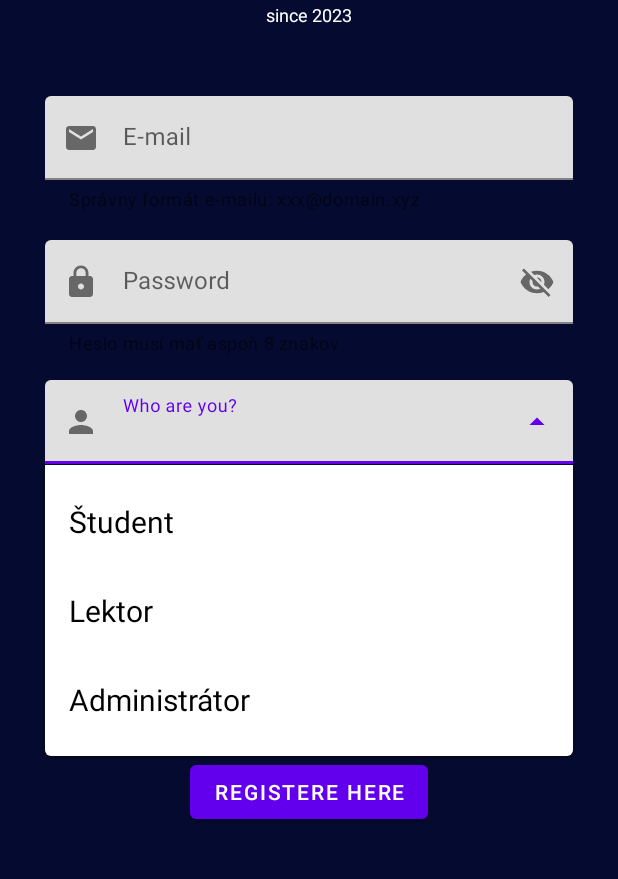
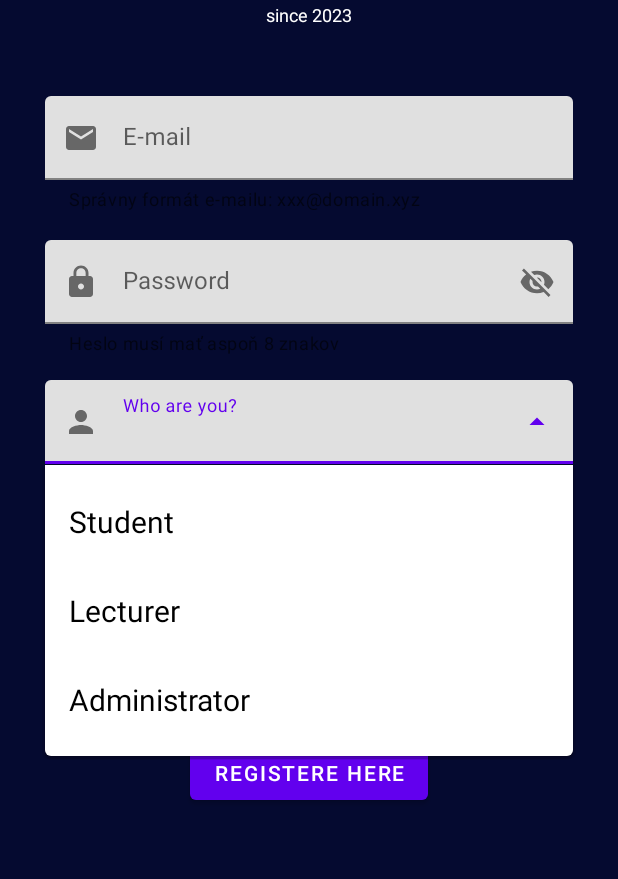
Before and after one commit to mask1to/quiz-app-android, an Android app: the screen it shows after launch (MainActivity), after a tap on an icon or button, on a phone screen of 412 x 824 dp, the part 207-1086 px from its top. Run offline under Robolectric (Android 15) with nearby library versions, the phone set to English and light mode, and no system bars; our stand-ins replace Room's generated code, navigation-ui; 3 other taps on this screen came first.

Commit message:
app theme fix
- theme changed to light only
- preferenceManager update

```diff
--- a/QuizAppDiploma/app/build.gradle
+++ b/QuizAppDiploma/app/build.gradle
@@ -83,6 +83,7 @@ dependencies {
 
     //Picasso
     implementation 'com.squareup.picasso:picasso:2.71828'
+    implementation 'org.greenrobot:eventbus:3.2.0'
 
     testImplementation 'junit:junit:4.13.2'
     androidTestImplementation 'androidx.test.ext:junit:1.1.3'
--- a/QuizAppDiploma/app/src/main/java/com/example/quizappdiploma/MainActivity.kt
+++ b/QuizAppDiploma/app/src/main/java/com/example/quizappdiploma/MainActivity.kt
@@ -5,12 +5,15 @@ import android.os.Bundle
 import androidx.navigation.Navigation
 import androidx.navigation.fragment.NavHostFragment
 import androidx.navigation.ui.setupWithNavController
+import com.example.quizappdiploma.preferences.PreferenceManager
 import com.google.android.material.bottomnavigation.BottomNavigationView
 
 class MainActivity : AppCompatActivity()
 {
+    private lateinit var preferenceManager: PreferenceManager
     override fun onCreate(savedInstanceState: Bundle?)
     {
+        preferenceManager = PreferenceManager(this)
         super.onCreate(savedInstanceState)
         setContentView(R.layout.activity_main)
 
--- a/QuizAppDiploma/app/src/main/java/com/example/quizappdiploma/fragments/WelcomeFragment.kt
+++ b/QuizAppDiploma/app/src/main/java/com/example/quizappdiploma/fragments/WelcomeFragment.kt
@@ -1,16 +1,9 @@
 package com.example.quizappdiploma.fragments
 
-import android.app.Dialog
-import android.graphics.Color
-import android.graphics.drawable.ColorDrawable
 import android.os.Bundle
-import android.os.Handler
-import android.os.Looper
-import android.util.Log
 import android.view.LayoutInflater
 import android.view.View
 import android.view.ViewGroup
-import android.view.Window
 import android.widget.*
 import androidx.activity.OnBackPressedCallback
 import androidx.fragment.app.Fragment
@@ -24,15 +17,14 @@ import com.example.quizappdiploma.database.users.UserDataRepository
 import com.example.quizappdiploma.databinding.WelcomeFragmentBinding
 import com.example.quizappdiploma.fragments.viewmodels.UserViewModel
 import com.example.quizappdiploma.fragments.viewmodels.factory.UserViewModelFactory
-import com.example.quizappdiploma.preferences.AppTheme
 import com.example.quizappdiploma.preferences.PreferenceManager
 import com.google.android.material.textfield.TextInputLayout
 import kotlinx.coroutines.launch
+
 class WelcomeFragment : Fragment() {
     private var _binding: WelcomeFragmentBinding? = null
     private val binding get() = _binding!!
     private lateinit var textField: TextInputLayout
-    private lateinit var themeMenu : TextInputLayout
     private lateinit var emailField: TextInputLayout
     private lateinit var passwordField: TextInputLayout
     private lateinit var registerButton: Button
@@ -54,7 +46,6 @@ class WelcomeFragment : Fragment() {
         super.onViewCreated(view, savedInstanceState)
 
         textField = binding.menu
-        themeMenu = binding.themeMenu
         registerButton = binding.registerBtn
         loginButton = binding.loginBtn
         emailField = binding.emailField
@@ -63,17 +54,10 @@ class WelcomeFragment : Fragment() {
         val callback = object : OnBackPressedCallback(true)
         {
             override fun handleOnBackPressed() {
-                // Save the current navigation state
                 val navController = findNavController()
                 val navState = navController.saveState()
-
-                // Remove all the previous fragments from the back stack
                 navController.popBackStack(R.id.studentFragment, true)
-
-                // Minimize the app
                 requireActivity().moveTaskToBack(true)
-
-                // Restore the navigation state when the app is resumed
                 navController.restoreState(navState)
             }
         }
@@ -85,16 +69,9 @@ class WelcomeFragment : Fragment() {
         val repository = UserDataRepository(dao)
         userViewModel = ViewModelProvider(this, UserViewModelFactory(repository))[UserViewModel::class.java]
 
-        val items = listOf("Študent", "Lektor", "Administrátor")
+        val items = listOf("Student", "Lecturer", "Administrator")
         val adapter = ArrayAdapter(requireContext(), R.layout.entity_dropdown_item, items)
         (textField.editText as? AutoCompleteTextView)?.setAdapter(adapter)
-
-        val themeAutoCompleteTextView = view.findViewById<AutoCompleteTextView>(R.id.autoTextView2)
-        val themeList = AppTheme.values().map { it.name }.toList()
-        val themeAdapter = ArrayAdapter(requireContext(), R.layout.entity_dropdown_item, themeList)
-        themeAutoCompleteTextView.setAdapter(themeAdapter)
-        var selectedTheme = preferenceManager.getThemePreference()
-        themeAutoCompleteTextView.setText(selectedTheme.name, false)
 
         loginButton.setOnClickListener {
             val emailInput = emailField.editText?.text.toString()
@@ -109,27 +86,17 @@ class WelcomeFragment : Fragment() {
                     // Logged in successfully
                     preferenceManager.saveUser(user)
 
-                    Log.d("role: ", role)
-
-                    val selectedThemeName = themeAutoCompleteTextView.text.toString()
-                    selectedTheme = AppTheme.valueOf(selectedThemeName)
-                    preferenceManager.saveThemePreference(selectedTheme)
-
-                    showAnnouncementDialog {
-                        requireActivity().recreate()
-                    }
-
-                    if(user.isStudent == 1 && user.isAdmin == 0 && user.isLecturer == 0 && role == "Študent")
+                    if(user.isStudent == 1 && user.isAdmin == 0 && user.isLecturer == 0 && role == "Student")
                     {
                         val action = WelcomeFragmentDirections.actionWelcomeFragmentToStudentFragment()
                         findNavController().navigate(action)
                     }
-                    else if(user.isLecturer == 1 && user.isAdmin == 0 && user.isStudent == 0 && role == "Lektor")
+                    else if(user.isLecturer == 1 && user.isAdmin == 0 && user.isStudent == 0 && role == "Lecturer")
                     {
                         val action = WelcomeFragmentDirections.actionWelcomeFragmentToLecturerFragment()
                         findNavController().navigate(action)
                     }
-                    else if(user.isAdmin == 1 && user.isLecturer == 0 && user.isStudent == 0 && role == "Administrátor")
+                    else if(user.isAdmin == 1 && user.isLecturer == 0 && user.isStudent == 0 && role == "Administrator")
                     {
                         val action = WelcomeFragmentDirections.actionWelcomeFragmentToAdminFragment()
                         findNavController().navigate(action)
@@ -146,21 +113,6 @@ class WelcomeFragment : Fragment() {
             val action = WelcomeFragmentDirections.actionWelcomeFragmentToRegistrationFragment()
             view.findNavController().navigate(action)
         }
-    }
-
-    //TODO: theme is not overwritten, check
-    private fun showAnnouncementDialog(onDialogDismissed: () -> Unit) {
-        val dialog = Dialog(requireContext())
-        dialog.requestWindowFeature(Window.FEATURE_NO_TITLE)
-        dialog.setContentView(R.layout.announcement_dialog)
-        dialog.setCancelable(false)
-        dialog.show()
-
-        val handler = Handler(Looper.getMainLooper())
-        handler.postDelayed({
-            dialog.dismiss()
-            onDialogDismissed()
-        }, 3200) // Change the delay time if necessary
     }
 
     private fun checkLogin() {
--- a/QuizAppDiploma/app/src/main/java/com/example/quizappdiploma/preferences/AppTheme.kt
+++ /dev/null
@@ -1,9 +0,0 @@
-package com.example.quizappdiploma.preferences
-
-import com.example.quizappdiploma.R
-
-enum class AppTheme(val themeId: Int) {
-    LIGHT(R.style.Theme_App_Light),
-    DARK(R.style.Theme_MyApp_Dark_NoActionBar),
-    SYSTEM_DEFAULT(R.style.Theme_App_SystemDefault)
-}
--- a/QuizAppDiploma/app/src/main/java/com/example/quizappdiploma/preferences/PreferenceManager.kt
+++ b/QuizAppDiploma/app/src/main/java/com/example/quizappdiploma/preferences/PreferenceManager.kt
@@ -54,15 +54,4 @@ class PreferenceManager(context: Context)
         editor.apply()
     }
 
-    fun saveThemePreference(theme: AppTheme) {
-        val editor = sharedPreferences.edit()
-        editor.putString("theme_preference", theme.name)
-        editor.apply()
-    }
-
-    fun getThemePreference(): AppTheme {
-        val themeName = sharedPreferences.getString("theme_preference", AppTheme.LIGHT.name)
-        return AppTheme.valueOf(themeName ?: AppTheme.LIGHT.name)
-    }
-
 }
--- a/QuizAppDiploma/app/src/main/res/layout/welcome_fragment.xml
+++ b/QuizAppDiploma/app/src/main/res/layout/welcome_fragment.xml
@@ -72,33 +72,11 @@
 
     </com.google.android.material.textfield.TextInputLayout>
 
-    <com.google.android.material.textfield.TextInputLayout
-        android:id="@+id/themeMenu"
-        style="@style/Widget.MaterialComponents.TextInputLayout.FilledBox.ExposedDropdownMenu"
-        android:layout_width="match_parent"
-        android:layout_height="wrap_content"
-        android:hint="Pick a theme"
-        android:padding="30dp"
-        app:layout_constraintBottom_toBottomOf="parent"
-        app:layout_constraintStart_toStartOf="parent"
-        app:layout_constraintTop_toTopOf="parent"
-        app:layout_constraintVertical_bias="0.63"
-        app:startIconDrawable="@drawable/baseline_app_shortcut_24">
-
-        <AutoCompleteTextView
-            android:id="@+id/autoTextView2"
-            android:layout_width="match_parent"
-            android:layout_height="wrap_content"
-            android:inputType="none"
-            />
-
-    </com.google.android.material.textfield.TextInputLayout>
-
     <Button
         android:id="@+id/loginBtn"
         android:layout_width="wrap_content"
         android:layout_height="wrap_content"
-        android:layout_marginTop="516dp"
+        android:layout_marginTop="496dp"
         android:text="@string/login"
         app:layout_constraintEnd_toEndOf="parent"
         app:layout_constraintHorizontal_bias="0.498"
```
Also changed, not shown: QuizAppDiploma/app/src/main/AndroidManifest.xml (+4 -3 lines), QuizAppDiploma/app/src/main/java/com/example/quizappdiploma/fragments/StatsFragment.kt (+1 -7 lines).
